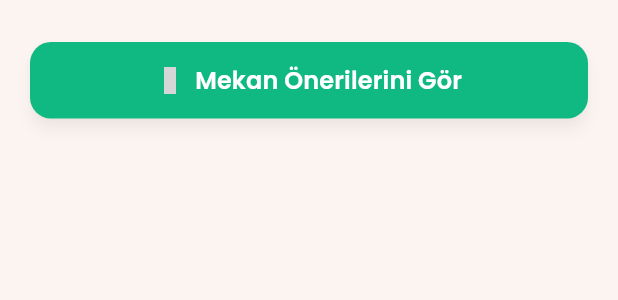
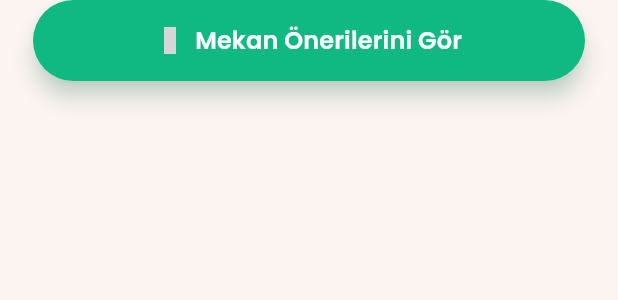
Before and after one commit to SalihKocaturk/meet-it, a Flutter app: the FindVenueButtonBar widget shown alone on an empty page, opened directly, on a phone screen of 412 x 824 dp. Shown: the top 300 px of the screen. Run offline on Flutter 3.47's test engine with Material 3 defaults, Android fonts, the phone set to English and light mode, and no system bars; our stand-ins replace awesome_snackbar_content, cached_network_image, cloud_firestore, connectivity_plus, easy_localization, firebase_analytics and 18 more; missing offline and left inert: app_tracking_transparency, firebase_app_check, google_maps_flutter_android, google_maps_flutter_platform_interface; accounts and stored records are empty; generated files the repository leaves out were written again; network calls fail; grey boxes are pictures that could not be loaded.

Commit message:
style(match): capsule search button matching the glass nav
- Full-width stadium button with the nav's 22px side inset and a 10px
  gap above it; emerald glow shadow instead of grey elevation
- Drop the opaque gradient band behind the button so content flows
  behind both floating elements
- Loading border radius clamps to half the height for the capsule

Co-Authored-By: Claude Opus 5.5 <noreply@anthropic.com>
Claude-Session: https://claude.ai/code/session_012UX6EzqyijXvUjfEnUiQ5k

```diff
--- a/lib/features/match/match_page.dart
+++ b/lib/features/match/match_page.dart
@@ -333,7 +333,7 @@ class MatchPage extends ConsumerWidget {
                             // boşluk ekleniyor (bkz. FindVenueButtonBar — Stack
                             // içinde Positioned(bottom: 0) ile sabitlendi).
                             SliverToBoxAdapter(
-                              child: SizedBox(height: 128 + navInset),
+                              child: SizedBox(height: 96 + navInset),
                             ),
                           ],
                         ),
--- a/lib/features/match/widgets/find_venue_button_bar.dart
+++ b/lib/features/match/widgets/find_venue_button_bar.dart
@@ -2,7 +2,6 @@ import 'package:easy_localization/easy_localization.dart';
 import 'package:flutter/material.dart';
 import 'package:iconsax/iconsax.dart';
 import 'package:flutter_riverpod/flutter_riverpod.dart';
-import 'package:meetit/core/constants/app_colors.dart';
 import 'package:meetit/core/services/analytics_service.dart';
 import 'package:meetit/core/constants/emerald_palette.dart';
 import 'package:meetit/core/utils/important_action_guard.dart';
@@ -50,7 +49,10 @@ class _LoadingBorderPainter extends CustomPainter {
   void paint(Canvas canvas, Size size) {
     final rrect = RRect.fromRectAndRadius(
       Rect.fromLTWH(1.5, 1.5, size.width - 3, size.height - 3),
-      Radius.circular(radius),
+      // Kapsül butonda yarıçap yüksekliğin yarısını geçmesin.
+      Radius.circular(
+        radius > size.height / 2 ? size.height / 2 : radius,
+      ),
     );
     final fullPath = Path()..addRRect(rrect);
     final metrics = fullPath.computeMetrics().toList();
@@ -196,20 +198,12 @@ class _FindVenueButtonBarState extends ConsumerState<FindVenueButtonBar>
     // her zaman aktif.
     const isEnabled = true;
 
-    // Arkadaki kayan içerik (chip'ler vb.) butonun altından görünmesin diye
-    // şeffaftan sayfa arka planına geçen bir degrade zemin.
-    final scaffold = context.colors.scaffold;
+    // Alttaki cam navigasyon barıyla aynı dil: aynı kenar boşluğu, kapsül
+    // şekli, arkasında zemin bandı yok — içerik ikisinin de arkasından akar.
     return DecoratedBox(
-      decoration: BoxDecoration(
-        gradient: LinearGradient(
-          begin: Alignment.topCenter,
-          end: Alignment.bottomCenter,
-          colors: [scaffold.withOpacity(0), scaffold],
-          stops: const [0.0, 0.45],
-        ),
-      ),
+      decoration: const BoxDecoration(),
       child: Padding(
-      padding: const EdgeInsets.fromLTRB(20, 28, 20, 12),
+      padding: const EdgeInsets.fromLTRB(22, 0, 22, 10),
       // Alt boşluğu MatchPage veriyor (cam navigasyon barının hemen
       // üstüne konumlanıyor) — burada ayrıca alt SafeArea eklenirse
       // buton ile bar arasında koca bir boşluk kalıyordu.
@@ -347,12 +341,11 @@ class _FindVenueButtonBarState extends ConsumerState<FindVenueButtonBar>
                   style: ElevatedButton.styleFrom(
                     backgroundColor: Emerald.base,
                     disabledBackgroundColor: Emerald.base.withOpacity(0.35),
-                    padding: const EdgeInsets.symmetric(vertical: 14),
-                    shape: RoundedRectangleBorder(
-                      borderRadius: BorderRadius.circular(14),
-                    ),
-                    elevation: 4,
-                    shadowColor: Colors.black.withOpacity(0.25),
+                    minimumSize: const Size.fromHeight(54),
+                    padding: const EdgeInsets.symmetric(vertical: 15),
+                    shape: const StadiumBorder(),
+                    elevation: 6,
+                    shadowColor: Emerald.deep.withOpacity(0.45),
                   ),
                 ),
               ),
@@ -368,7 +361,7 @@ class _FindVenueButtonBarState extends ConsumerState<FindVenueButtonBar>
                         return CustomPaint(
                           painter: _LoadingBorderPainter(
                             progress: _borderController.value,
-                            radius: 14,
+                            radius: 27,
                             color: Emerald.pale,
                           ),
                         );
```
